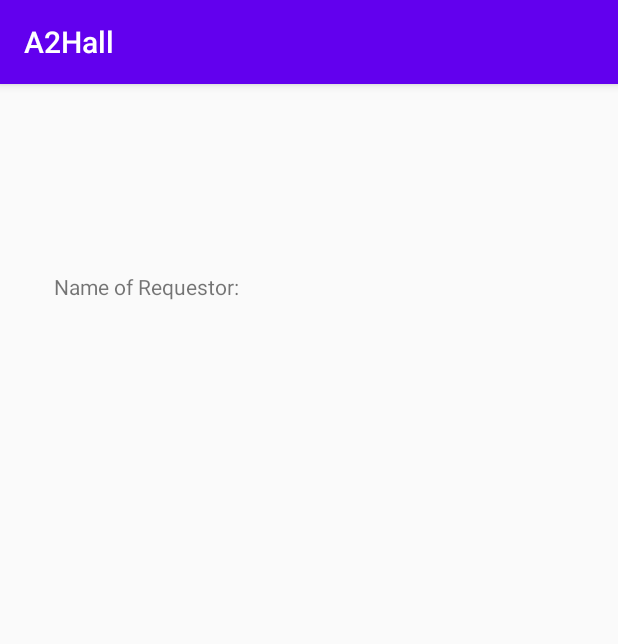
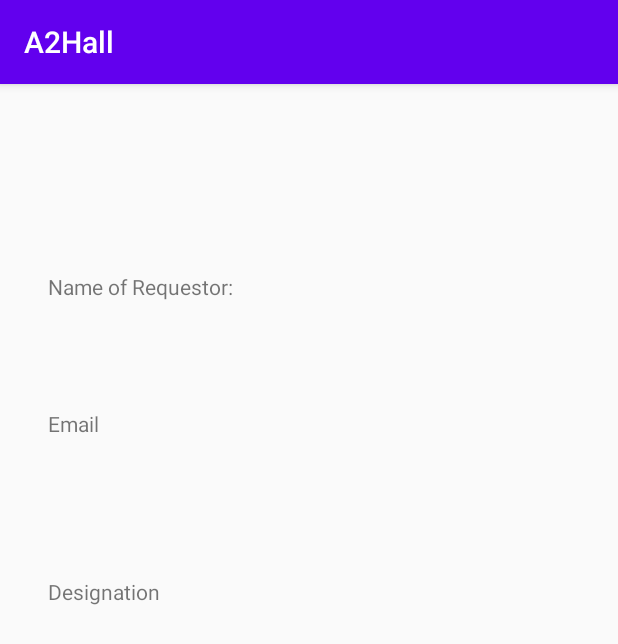
Before and after one commit to Arkelyscorpion/A2Hallbooking, an Android app: the BasicDetails screen opened directly, with no data from a screen before it, on a phone screen of 412 x 824 dp. Shown: the top 644 px of the screen. Run offline under Robolectric (Android 15) with nearby library versions, the phone set to English and light mode, and no system bars.

Commit message:
Added email and designation

```diff
--- a/app/src/main/res/layout/activity_basic_details.xml
+++ b/app/src/main/res/layout/activity_basic_details.xml
@@ -10,10 +10,30 @@
         android:id="@+id/textView"
         android:layout_width="wrap_content"
         android:layout_height="wrap_content"
-        android:layout_marginStart="36dp"
+        android:layout_marginStart="32dp"
         android:text="Name of Requestor: "
         app:layout_constraintBottom_toBottomOf="parent"
         app:layout_constraintStart_toStartOf="parent"
         app:layout_constraintTop_toTopOf="parent"
         app:layout_constraintVertical_bias="0.167" />
+
+    <TextView
+        android:id="@+id/textView3"
+        android:layout_width="49dp"
+        android:layout_height="24dp"
+        android:layout_marginStart="32dp"
+        android:layout_marginTop="72dp"
+        android:text="Email"
+        app:layout_constraintStart_toStartOf="parent"
+        app:layout_constraintTop_toBottomOf="@+id/textView" />
+
+    <TextView
+        android:id="@+id/textView4"
+        android:layout_width="wrap_content"
+        android:layout_height="wrap_content"
+        android:layout_marginStart="32dp"
+        android:layout_marginTop="88dp"
+        android:text="Designation"
+        app:layout_constraintStart_toStartOf="parent"
+        app:layout_constraintTop_toBottomOf="@+id/textView3" />
 </android.support.constraint.ConstraintLayout>
```
